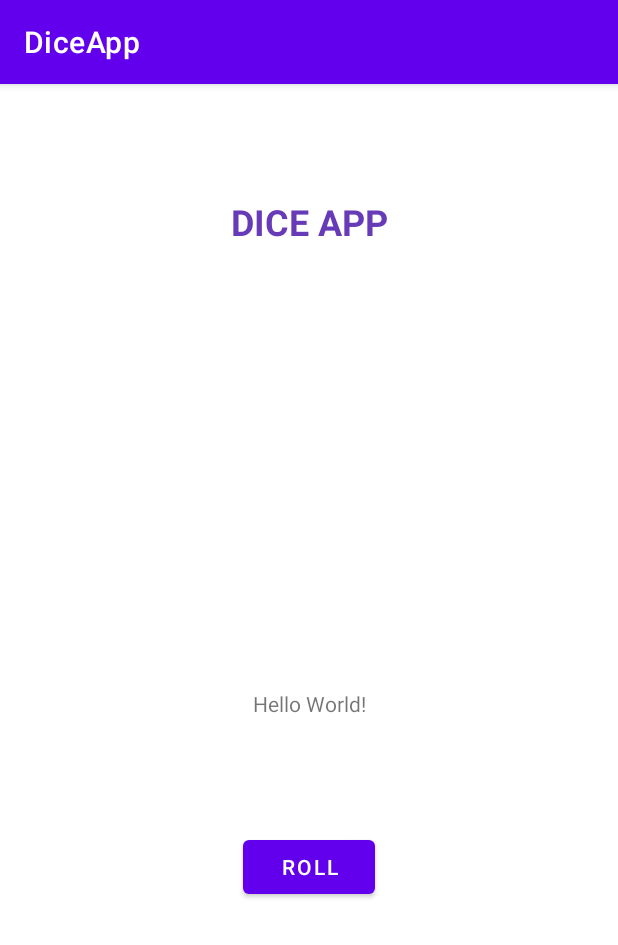
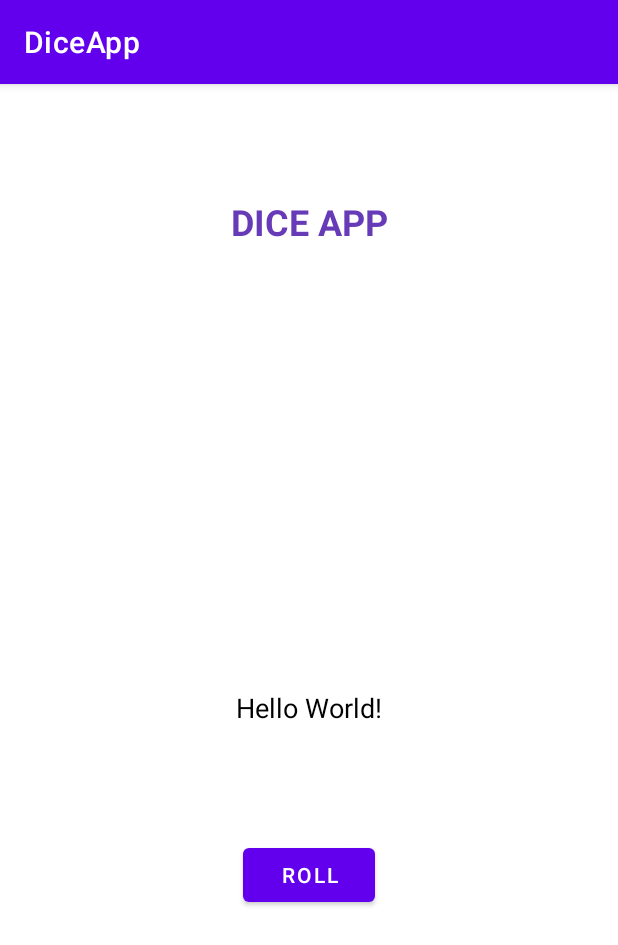
Before and after one commit to sitarearsla/DiceApp, an Android app: the screen it shows after launch (MainActivity), on a phone screen of 412 x 824 dp. Shown: the top 945 px of the screen. Run offline under Robolectric (Android 15) with nearby library versions, the phone set to English and light mode, and no system bars.

Commit message:
Text size changed

```diff
--- a/app/src/main/res/layout/activity_main.xml
+++ b/app/src/main/res/layout/activity_main.xml
@@ -12,6 +12,8 @@
         android:layout_height="wrap_content"
         android:layout_marginTop="20dp"
         android:text="Hello World!"
+        android:textColor="#000000"
+        android:textSize="18sp"
         app:layout_constraintLeft_toLeftOf="parent"
         app:layout_constraintRight_toRightOf="parent"
         app:layout_constraintTop_toBottomOf="@+id/imageView" />
```
